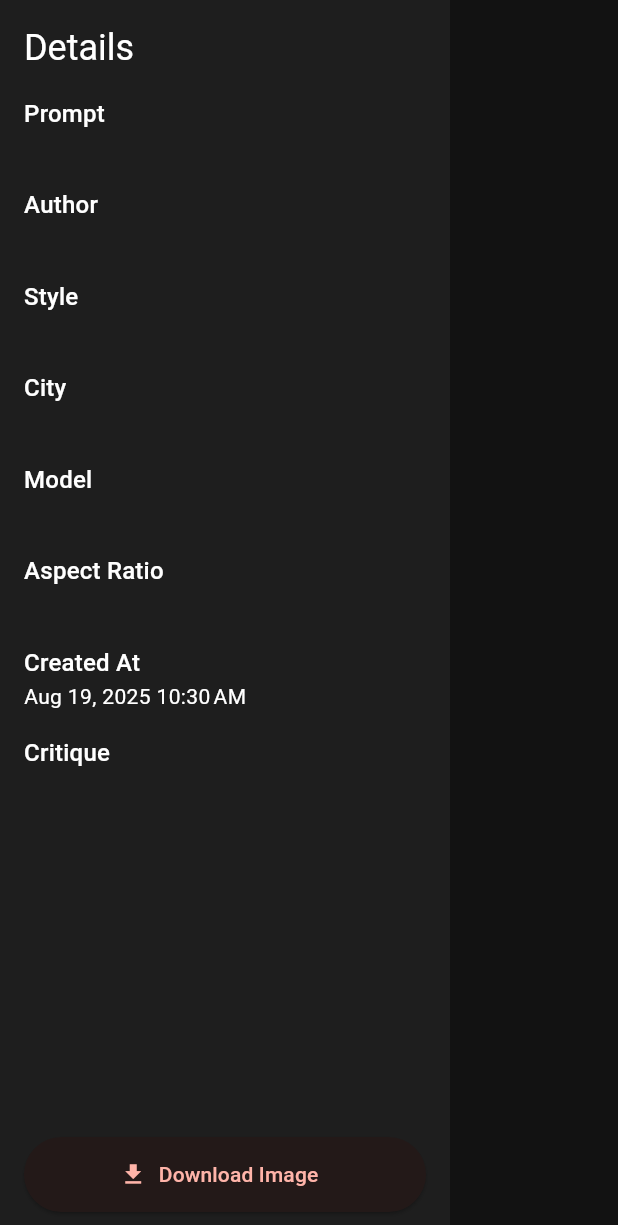
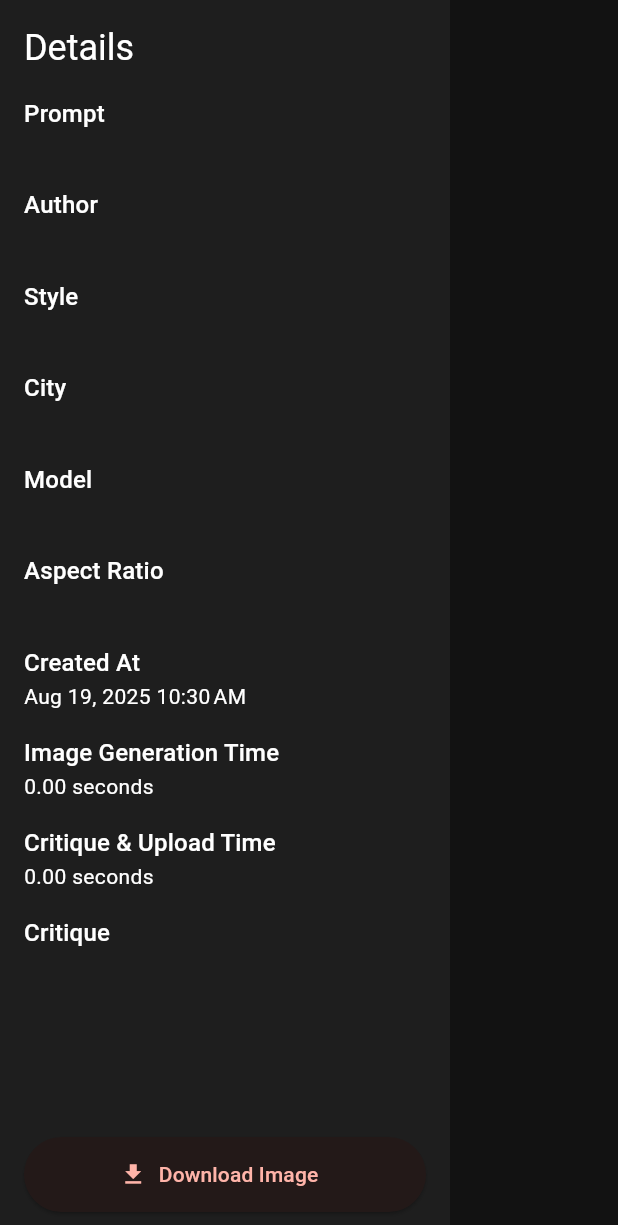
Before and after one commit to ghchinoy/editorial-look, a Flutter app: the MetadataPanel widget shown alone on an empty page, opened directly with empty values, on a phone screen of 412 x 824 dp. Shown: the top 1225 px of the screen. Run offline on Flutter 3.47's test engine with Material 3 defaults, Android fonts, the light colour scheme and no system bars; our stand-ins replace cached_network_image, cloud_firestore, firebase_ai, firebase_auth, firebase_core, firebase_storage and 5 more; accounts and stored records are empty; generated files the repository leaves out were written again; network calls fail.

Commit message:
feat(performance): Improve image generation speed and responsiveness
This commit significantly refactors the image generation process to improve both actual and perceived performance.

- **Parallel Operations**: The critique generation (Gemini API call) and image uploads (Firebase Storage calls) are now executed concurrently using `Future.wait`. This reduces the total network time by running the two most expensive operations in parallel.

- **Optimistic UI Update**: The UI is now updated immediately after the images and critique are generated, without waiting for the data to be saved to Firestore. The Firestore write operation runs in the background with error handling, making the application feel much more responsive.

- **Performance Metrics**: The durations of the image generation step and the parallel critique/upload step are now measured and saved to Firestore. This timing information is displayed in the full-screen gallery view, giving users insight into the process.

```diff
--- a/nina-app/lib/widgets/metadata_panel.dart
+++ b/nina-app/lib/widgets/metadata_panel.dart
@@ -23,6 +23,8 @@ class MetadataPanel extends StatelessWidget {
     final model = data['model'] as String?;
     final aspectRatio = data['aspectRatio'] as String?;
     final createdAt = data['createdAt'] as Timestamp?;
+    final imageGenerationDuration = data['imageGenerationDurationSeconds'] as num?;
+    final critiqueAndUploadDuration = data['critiqueAndUploadDurationSeconds'] as num?;
     final critiqueData = data['editorialCritique'];
 
     Map<String, dynamic>? critique;
@@ -77,6 +79,16 @@ class MetadataPanel extends StatelessWidget {
             Text(DateFormat.yMMMd().add_jm().format(createdAt.toDate())),
             const SizedBox(height: 16),
           ],
+          if (imageGenerationDuration != null) ...[
+            Text('Image Generation Time', style: Theme.of(context).textTheme.titleMedium),
+            Text('${imageGenerationDuration.toStringAsFixed(2)} seconds'),
+            const SizedBox(height: 16),
+          ],
+          if (critiqueAndUploadDuration != null) ...[
+            Text('Critique & Upload Time', style: Theme.of(context).textTheme.titleMedium),
+            Text('${critiqueAndUploadDuration.toStringAsFixed(2)} seconds'),
+            const SizedBox(height: 16),
+          ],
           if (critique != null) ...[
             Text('Critique', style: Theme.of(context).textTheme.titleMedium),
             if (critique['intro'] != null) Text(critique['intro']),
```
Also changed, not shown: nina-app/lib/home_screen.dart (+73 -45 lines), 1 other file.
